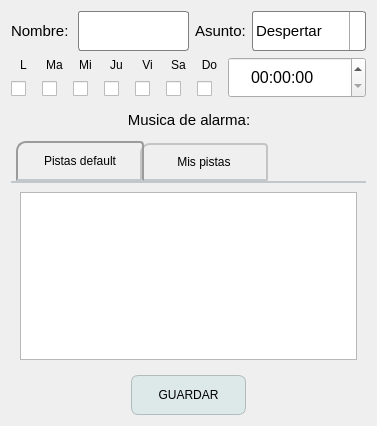
This is GUI/CUERPO/DISENO/ALARMA/itemAlarmaEdit_dise.ui in ronihdzz/IoT_domotica as Qt 5 draws it before an edit. The edited form follows.
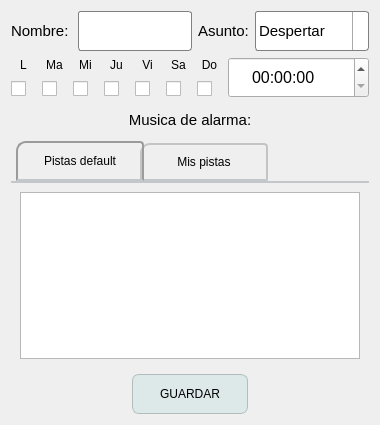
This is the edited form. Icons and pictures are not drawn.

The edit to the form file:
```diff
--- a/GUI/CUERPO/DISENO/ALARMA/itemAlarmaEdit_dise.ui
+++ b/GUI/CUERPO/DISENO/ALARMA/itemAlarmaEdit_dise.ui
@@ -9,10 +9,16 @@
    <rect>
     <x>0</x>
     <y>0</y>
-    <width>377</width>
-    <height>426</height>
+    <width>380</width>
+    <height>425</height>
    </rect>
   </property>
+  <property name="minimumSize">
+   <size>
+    <width>380</width>
+    <height>425</height>
+   </size>
+  </property>
   <property name="mouseTracking">
    <bool>false</bool>
   </property>
@@ -118,7 +124,7 @@
       <widget class="QLineEdit" name="lineEdit_nombre">
        <property name="minimumSize">
         <size>
-         <width>70</width>
+         <width>110</width>
          <height>40</height>
         </size>
        </property>
@@ -165,12 +171,12 @@
        <property name="minimumSize">
         <size>
          <width>114</width>
-         <height>31</height>
+         <height>40</height>
         </size>
        </property>
        <property name="maximumSize">
         <size>
-         <width>100</width>
+         <width>150</width>
          <height>40</height>
         </size>
        </property>
```
Left out of the diff: 2 changed lines with no effect on the pictures.
